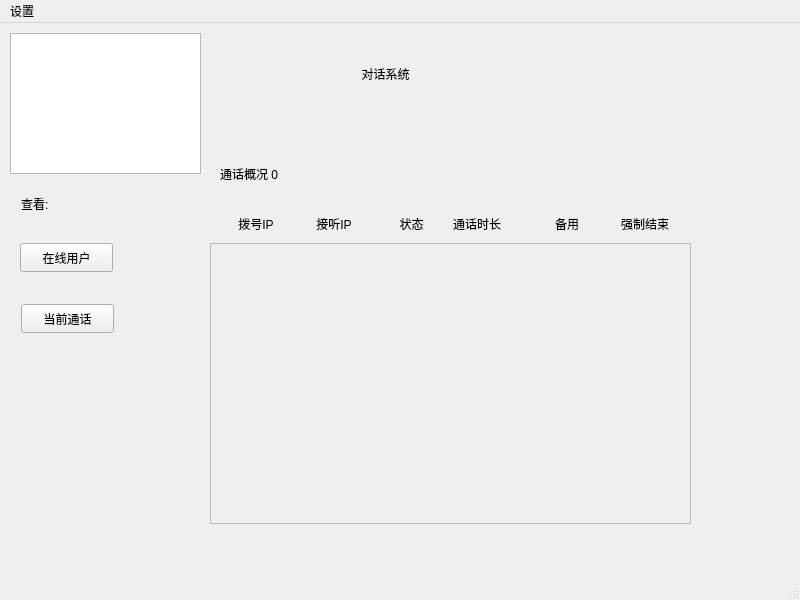
Above: intercom/mainwindow.ui from 5VegetableDog5/MyServerDemo before the change. Below: the same form after it.
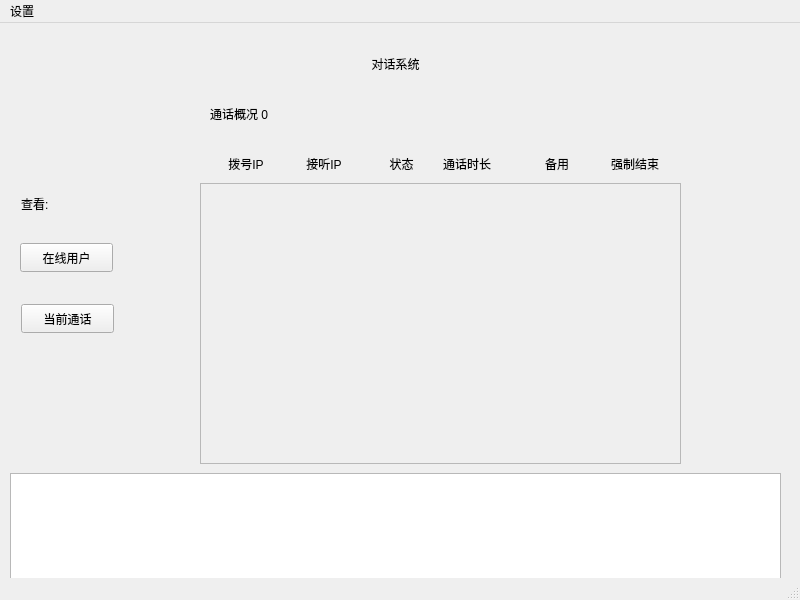
That is the form after the change.

```diff
--- a/intercom/mainwindow.ui
+++ b/intercom/mainwindow.ui
@@ -17,8 +17,8 @@
    <widget class="QLabel" name="label1">
     <property name="geometry">
      <rect>
-      <x>330</x>
-      <y>20</y>
+      <x>340</x>
+      <y>10</y>
       <width>111</width>
       <height>61</height>
      </rect>
@@ -33,8 +33,8 @@
    <widget class="QStackedWidget" name="stackedWidget">
     <property name="geometry">
      <rect>
-      <x>190</x>
-      <y>120</y>
+      <x>180</x>
+      <y>60</y>
       <width>501</width>
       <height>401</height>
      </rect>
@@ -273,9 +273,9 @@
     <property name="geometry">
      <rect>
       <x>10</x>
-      <y>10</y>
-      <width>191</width>
-      <height>141</height>
+      <y>450</y>
+      <width>771</width>
+      <height>111</height>
      </rect>
     </property>
    </widget>
```
